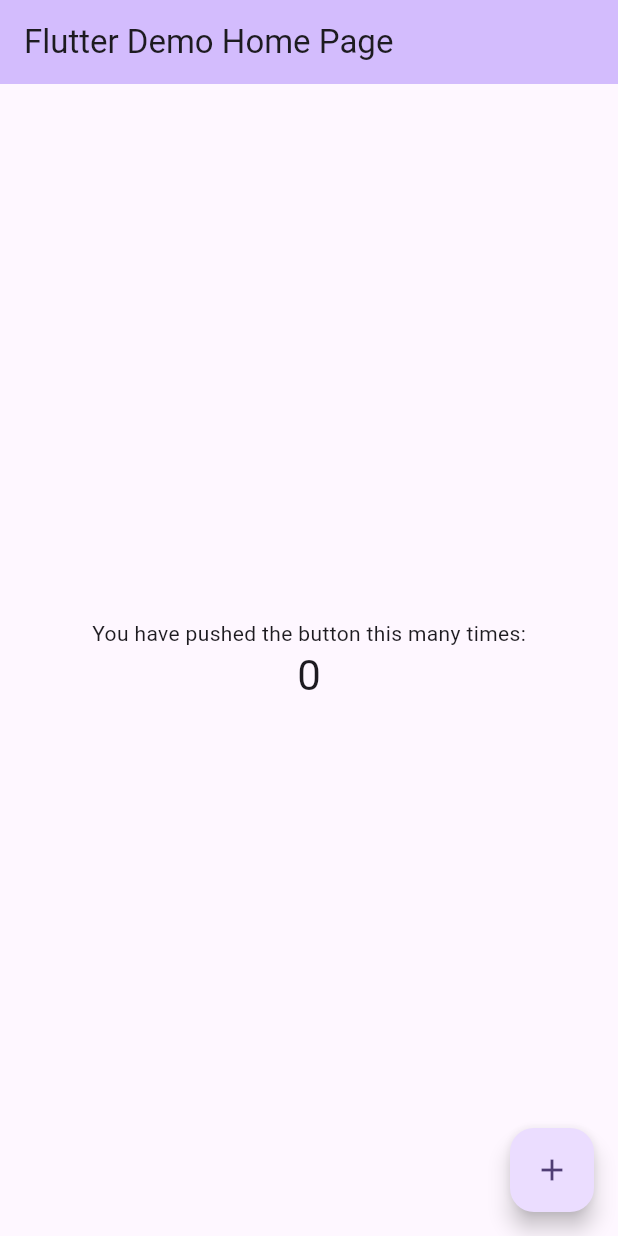
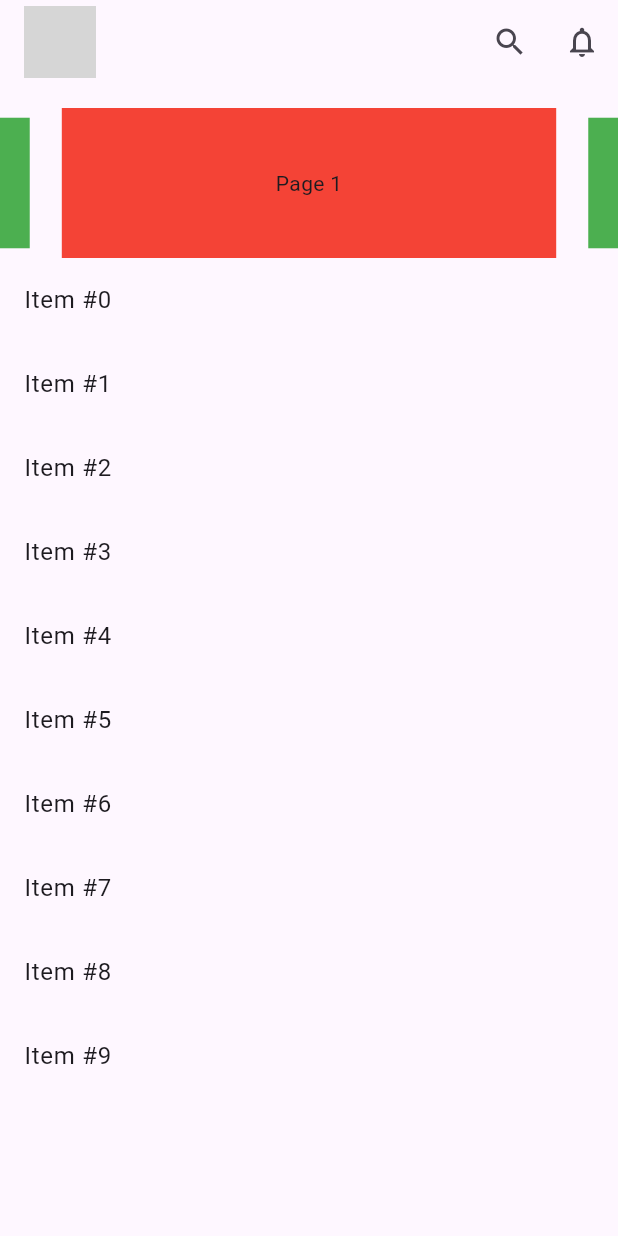
Before and after one commit to msiprime/amar_wallet_assignment, a Flutter app: the screen it shows after launch, on a phone screen of 412 x 824 dp. Run offline on Flutter 3.47's test engine with Material 3 defaults, Android fonts, the phone set to English and light mode, and no system bars; drawn by our look-alikes of carousel_slider; our stand-ins replace bloc, cached_network_image, device_info_plus, flutter_bloc, flutter_svg, gap and 2 more; missing offline and left inert: android_id; network calls fail; grey boxes are pictures that could not be loaded.

Commit message:
INITIAL project SETUP Bootstrap Metadata Cubit Base Screen Home Screen

```diff
--- /dev/null
+++ b/lib/app/app.dart
@@ -0,0 +1,49 @@
+import 'package:amar_wallet_assignment/app/global_keys.dart';
+import 'package:amar_wallet_assignment/features/base/bloc/app_meta_data_cubit/app_meta_data_cubit.dart';
+import 'package:amar_wallet_assignment/features/base/pages/splash_screen.dart';
+import 'package:flutter/material.dart';
+import 'package:flutter_bloc/flutter_bloc.dart';
+
+/// The root widget of the application.
+///
+/// This widget sets up the BLoC providers, routing, theming, and localization
+/// for the entire app. It also handles connectivity status.
+class App extends StatefulWidget {
+  /// Creates a [App].
+  const App({super.key});
+
+  @override
+  State<App> createState() => _AppState();
+}
+
+class _AppState extends State<App> {
+  @override
+  Widget build(BuildContext context) => Builder(
+        builder: (context) {
+          return MultiBlocProvider(
+            providers: [
+              BlocProvider<AppMetaDataCubit>(
+                create: (context) => AppMetaDataCubit()..init(),
+              ),
+            ],
+            child: MaterialApp(
+              // theme: ThemeData.dark(),
+              home: SplashScreen(),
+              debugShowCheckedModeBanner: false,
+              builder: (context, routerWidget) => Builder(
+                builder: (context) {
+                  var result = routerWidget!;
+                  result = Scaffold(
+                    key: globalScaffoldKey,
+                    resizeToAvoidBottomInset: false,
+                    body: result,
+                  );
+
+                  return result;
+                },
+              ),
+            ),
+          );
+        },
+      );
+}
--- /dev/null
+++ b/lib/app/global_keys.dart
@@ -0,0 +1,6 @@
+import 'package:flutter/material.dart';
+
+/// A global key for a [Scaffold] that is above all other widgets. It can
+/// be used to show snackbars from anywhere in the app.
+final GlobalKey<ScaffoldState> globalScaffoldKey =
+    GlobalKey(debugLabel: 'global_scaffold_key');
--- /dev/null
+++ b/lib/features/base/bloc/app_meta_data_cubit/app_meta_data_state.dart
@@ -0,0 +1,107 @@
+part of 'app_meta_data_cubit.dart';
+
+/// Base class for all app meta data states.
+sealed class AppMetaDataState {
+  const AppMetaDataState();
+
+  /// Indicates whether the app meta data is currently being loaded.
+  bool get loading => false;
+
+  /// The unique identifier for the device.
+  ///
+  /// Returns an empty string if not available or if initialization failed.
+  String get deviceId => '';
+
+  /// The type of the operating system (e.g., iOS, Android).
+  ///
+  /// Returns an empty string if not available or if initialization failed.
+  String get osType => '';
+
+  /// The version of the operating system.
+  ///
+  /// Returns an empty string if not available or if initialization failed.
+  String get osVersion => '';
+
+  /// The version of the app.
+  ///
+  /// Returns an empty string if not available or if initialization failed.
+  String get appVersion => '';
+
+  /// The build number of the app.
+  ///
+  /// Returns an empty string if not available or if initialization failed.
+  String get buildNumber => '';
+
+  /// A formatted string containing both the app version and build number.
+  ///
+  /// Returns an empty string if either appVersion or buildNumber is empty.
+  String get appVersionAndBuildNumberString => '';
+
+  /// Returns `true` if this is the first time the app is being run.
+  String? get isFirstTimer => '';
+}
+
+/// Represents the initial state when the app meta data has not been loaded yet.
+final class AppMetaDataInitial extends AppMetaDataState {
+  const AppMetaDataInitial();
+}
+
+/// Represents the state when the app meta data is being loaded.
+final class AppMetaDataLoading extends AppMetaDataState {
+  const AppMetaDataLoading();
+
+  @override
+  bool get loading => true;
+}
+
+/// Represents the state when the app meta data has been successfully loaded.
+final class AppMetaDataLoaded extends AppMetaDataState {
+  const AppMetaDataLoaded({
+    required this.deviceId,
+    required this.osType,
+    required this.osVersion,
+    required this.appVersion,
+    required this.buildNumber,
+    required this.isFirstTimer,
+  });
+
+  @override
+  final String? isFirstTimer;
+
+  @override
+  final String deviceId;
+
+  @override
+  final String osType;
+
+  @override
+  final String osVersion;
+
+  @override
+  final String appVersion;
+
+  @override
+  final String buildNumber;
+
+  @override
+  String get appVersionAndBuildNumberString {
+    if (appVersion.isNotEmpty && buildNumber.isNotEmpty) {
+      return 'v-$appVersion+$buildNumber';
+    }
+    return '';
+  }
+}
+
+/// Represents the state when the app meta data loading has failed.
+final class AppMetaDataLoadingFailed extends AppMetaDataState {
+  const AppMetaDataLoadingFailed({
+    required this.error,
+    this.stackTrace,
+  });
+
+  /// The error that caused the loading to fail.
+  final Object error;
+
+  /// The stack trace associated with the error, if available.
+  final StackTrace? stackTrace;
+}
--- /dev/null
+++ b/lib/features/home/presentation/view/home_page.dart
@@ -0,0 +1,96 @@
+import 'package:cached_network_image/cached_network_image.dart';
+import 'package:carousel_slider/carousel_slider.dart';
+import 'package:flutter/material.dart';
+import 'package:gap/gap.dart';
+
+class HomePage extends StatelessWidget {
+  const HomePage({super.key});
+
+  @override
+  Widget build(BuildContext context) {
+    return SafeArea(
+      child: CustomScrollView(
+        slivers: <Widget>[
+          AppBarSliver(),
+          SliverGap(16),
+          SliverToBoxAdapter(
+            child: CarouselSlider(
+              items: [
+                Container(
+                  height: 100,
+                  color: Colors.red,
+                  child: Center(
+                    child: Text('Page 1'),
+                  ),
+                ),
+                Container(
+                  height: 100,
+                  color: Colors.green,
+                  child: Center(
+                    child: Text('Page 2'),
+                  ),
+                ),
+                // ... Add more carousel items here
+              ],
+              options: CarouselOptions(
+                height: 100.0, // Adjust height as needed
+                autoPlay: true,
+                autoPlayInterval: Duration(seconds: 3),
+                autoPlayAnimationDuration: Duration(milliseconds: 800),
+                autoPlayCurve: Curves.fastOutSlowIn,
+                enlargeCenterPage: true,
+                enableInfiniteScroll: true,
+                initialPage: 0,
+                onPageChanged: (index, reason) {
+                  // Handle page change if needed
+                },
+              ),
+            ),
+          ),
+          SliverList(
+            delegate: SliverChildBuilderDelegate(
+              (BuildContext context, int index) {
+                return ListTile(
+                  title: Text('Item #$index'),
+                );
+              },
+              childCount: 10,
+            ),
+          ),
+        ],
+      ),
+    );
+  }
+}
+
+class AppBarSliver extends StatelessWidget {
+  const AppBarSliver({
+    super.key,
+  });
+
+  @override
+  Widget build(BuildContext context) {
+    return SliverAppBar(
+      elevation: 0,
+      scrolledUnderElevation: 0,
+      title: CircleAvatar(
+        radius: 24,
+        backgroundImage: CachedNetworkImageProvider(
+          'https://avatars.githubusercontent.com/u/107892662?v=4',
+        ),
+      ),
+      floating: false,
+      pinned: true,
+      actions: [
+        IconButton(
+          icon: const Icon(Icons.search),
+          onPressed: () {},
+        ),
+        IconButton(
+          icon: const Icon(Icons.notifications_none),
+          onPressed: () {},
+        ),
+      ],
+    );
+  }
+}
--- a/lib/main.dart
+++ b/lib/main.dart
@@ -1,125 +1,5 @@
-import 'package:flutter/material.dart';
+import 'bootstrap.dart';
 
-void main() {
-  runApp(const MyApp());
+Future<void> main() async {
+  await bootstrap();
 }
-
-class MyApp extends StatelessWidget {
-  const MyApp({super.key});
-
-  // This widget is the root of your application.
-  @override
-  Widget build(BuildContext context) {
-    return MaterialApp(
-      title: 'Flutter Demo',
-      theme: ThemeData(
-        // This is the theme of your application.
-        //
-        // TRY THIS: Try running your application with "flutter run". You'll see
-        // the application has a purple toolbar. Then, without quitting the app,
-        // try changing the seedColor in the colorScheme below to Colors.green
-        // and then invoke "hot reload" (save your changes or press the "hot
-        // reload" button in a Flutter-supported IDE, or press "r" if you used
-        // the command line to start the app).
-        //
-        // Notice that the counter didn't reset back to zero; the application
-        // state is not lost during the reload. To reset the state, use hot
-        // restart instead.
-        //
-        // This works for code too, not just values: Most code changes can be
-        // tested with just a hot reload.
-        colorScheme: ColorScheme.fromSeed(seedColor: Colors.deepPurple),
-        useMaterial3: true,
-      ),
-      home: const MyHomePage(title: 'Flutter Demo Home Page'),
-    );
-  }
-}
-
-class MyHomePage extends StatefulWidget {
-  const MyHomePage({super.key, required this.title});
-
-  // This widget is the home page of your application. It is stateful, meaning
-  // that it has a State object (defined below) that contains fields that affect
-  // how it looks.
-
-  // This class is the configuration for the state. It holds the values (in this
-  // case the title) provided by the parent (in this case the App widget) and
-  // used by the build method of the State. Fields in a Widget subclass are
-  // always marked "final".
-
-  final String title;
-
-  @override
-  State<MyHomePage> createState() => _MyHomePageState();
-}
-
-class _MyHomePageState extends State<MyHomePage> {
-  int _counter = 0;
-
-  void _incrementCounter() {
-    setState(() {
-      // This call to setState tells the Flutter framework that something has
-      // changed in this State, which causes it to rerun the build method below
-      // so that the display can reflect the updated values. If we changed
-      // _counter without calling setState(), then the build method would not be
-      // called again, and so nothing would appear to happen.
-      _counter++;
-    });
-  }
-
-  @override
-  Widget build(BuildContext context) {
-    // This method is rerun every time setState is called, for instance as done
-    // by the _incrementCounter method above.
-    //
-    // The Flutter framework has been optimized to make rerunning build methods
-    // fast, so that you can just rebuild anything that needs updating rather
-    // than having to individually change instances of widgets.
-    return Scaffold(
-      appBar: AppBar(
-        // TRY THIS: Try changing the color here to a specific color (to
-        // Colors.amber, perhaps?) and trigger a hot reload to see the AppBar
-        // change color while the other colors stay the same.
-        backgroundColor: Theme.of(context).colorScheme.inversePrimary,
-        // Here we take the value from the MyHomePage object that was created by
-        // the App.build method, and use it to set our appbar title.
-        title: Text(widget.title),
-      ),
-      body: Center(
-        // Center is a layout widget. It takes a single child and positions it
-        // in the middle of the parent.
-        child: Column(
-          // Column is also a layout widget. It takes a list of children and
-          // arranges them vertically. By default, it sizes itself to fit its
-          // children horizontally, and tries to be as tall as its parent.
-          //
-          // Column has various properties to control how it sizes itself and
-          // how it positions its children. Here we use mainAxisAlignment to
-          // center the children vertically; the main axis here is the vertical
-          // axis because Columns are vertical (the cross axis would be
-          // horizontal).
-          //
-          // TRY THIS: Invoke "debug painting" (choose the "Toggle Debug Paint"
-          // action in the IDE, or press "p" in the console), to see the
-          // wireframe for each widget.
-          mainAxisAlignment: MainAxisAlignment.center,
-          children: <Widget>[
-            const Text(
-              'You have pushed the button this many times:',
-            ),
-            Text(
-              '$_counter',
-              style: Theme.of(context).textTheme.headlineMedium,
-            ),
-          ],
-        ),
-      ),
-      floatingActionButton: FloatingActionButton(
-        onPressed: _incrementCounter,
-        tooltip: 'Increment',
-        child: const Icon(Icons.add),
-      ), // This trailing comma makes auto-formatting nicer for build methods.
-    );
-  }
-}
```
Also changed, not shown: lib/bootstrap.dart (added, +47 -0 lines), lib/features/base/bloc/app_meta_data_cubit/app_meta_data_cubit.dart (added, +89 -0 lines), lib/features/base/pages/splash_screen.dart (added, +101 -0 lines), pubspec.yaml (+19 -51 lines), pubspec.lock, 1 other file.
